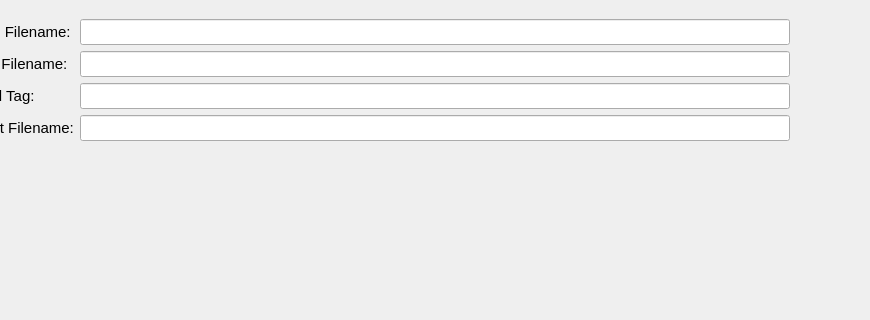
Before: the Qt Designer form resources/qt/embedwidget.ui in jmdaemon/oggex, drawn with Qt 5; both pictures show x 81 to 951 and y 155 to 475 of the 1280 by 720 pixel window.
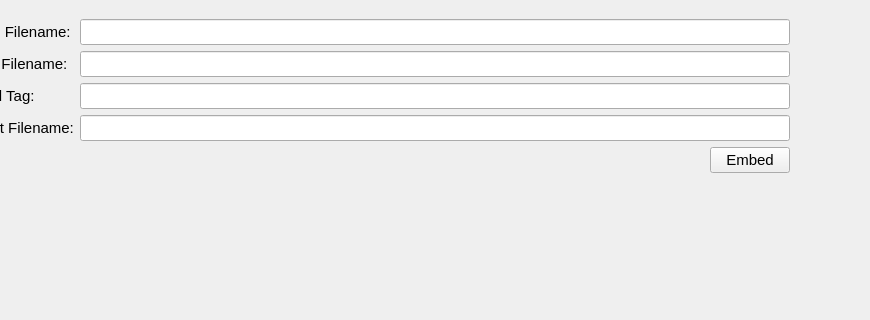
After: the same form once the commit is applied. Custom widgets are drawn as their Qt base class.

Commit message:
Add embed QPushButton to embedwidget
Note that this widget actually is off screen for some reason, and
doesn't show up properly.

What changed in the file:
```diff
--- a/resources/qt/embedwidget.ui
+++ b/resources/qt/embedwidget.ui
@@ -121,6 +121,9 @@
         </property>
        </widget>
       </item>
+      <item row="0" column="1">
+       <widget class="FileChooser" name="le_image"/>
+      </item>
       <item row="1" column="0">
        <widget class="QLabel" name="lbl_audio">
         <property name="text">
@@ -151,8 +154,22 @@
       <item row="3" column="1">
        <widget class="QLineEdit" name="le_dest"/>
       </item>
-      <item row="0" column="1">
-       <widget class="FileChooser" name="le_image"/>
+      <item row="4" column="1">
+       <layout class="QGridLayout" name="gridLayout">
+        <item row="0" column="2" alignment="Qt::AlignRight|Qt::AlignTop">
+         <widget class="QPushButton" name="btn_embed">
+          <property name="sizePolicy">
+           <sizepolicy hsizetype="Fixed" vsizetype="Fixed">
+            <horstretch>0</horstretch>
+            <verstretch>0</verstretch>
+           </sizepolicy>
+          </property>
+          <property name="text">
+           <string>Embed</string>
+          </property>
+         </widget>
+        </item>
+       </layout>
       </item>
      </layout>
     </item>
```
